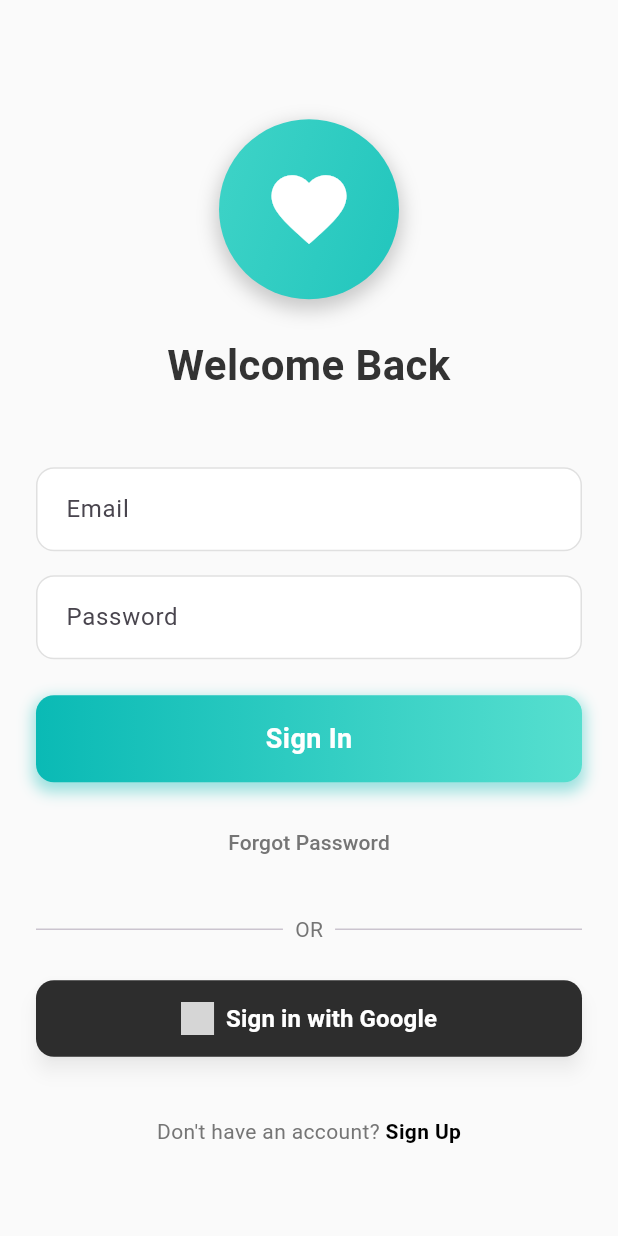
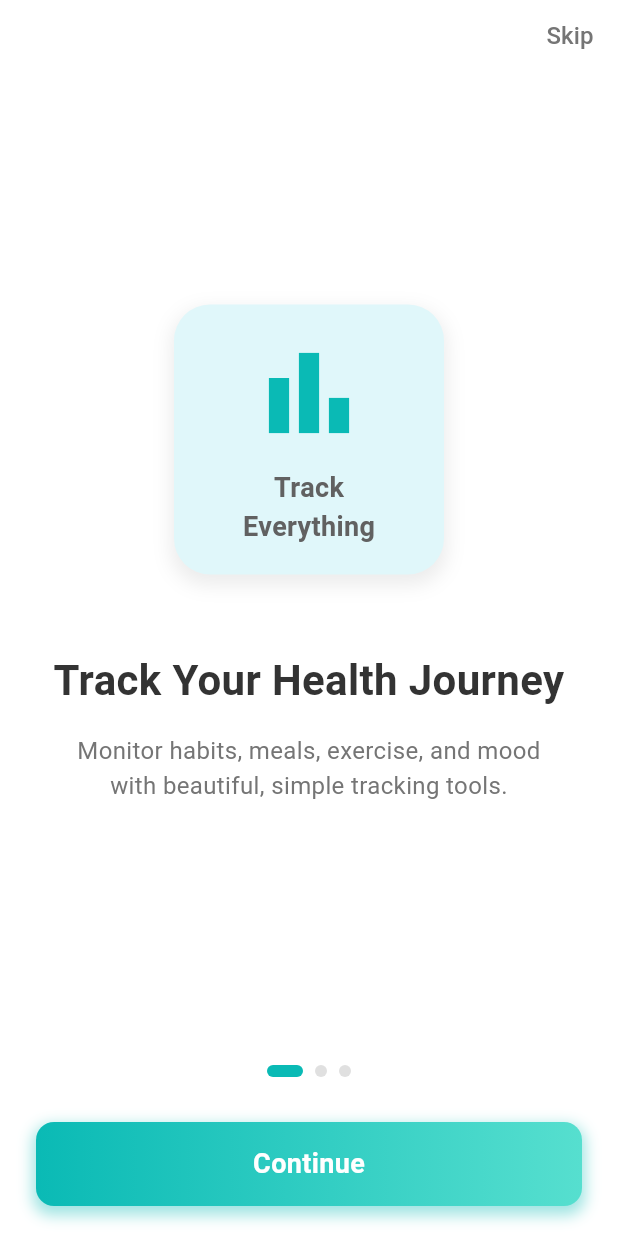
Before and after one commit to Thanaphum-6510110194/G6-Health-Tracking, a Flutter app: the screen it shows after launch, after a tap on "Get Started", on a phone screen of 412 x 824 dp. Run offline on Flutter 3.47's test engine with Material 3 defaults, Android fonts, the phone set to English and light mode, and no system bars; our stand-ins replace cloud_firestore, firebase_auth, firebase_core, flutter_svg, image_picker; accounts and stored records are empty; network calls fail; grey boxes are pictures that could not be loaded.

Commit message:
Add onboarding screen

```diff
--- /dev/null
+++ b/lib/screens/onboarding_screen.dart
@@ -0,0 +1,262 @@
+import 'package:flutter/material.dart';
+import 'login_screen.dart'; // Import หน้า Login ที่มีอยู่แล้ว
+import 'splash_screen.dart'; // เพิ่ม import สำหรับ SplashScreen
+
+class OnboardingScreen extends StatefulWidget {
+  const OnboardingScreen({super.key});
+
+  @override
+  State<OnboardingScreen> createState() => _OnboardingScreenState();
+}
+
+class _OnboardingScreenState extends State<OnboardingScreen> {
+  final PageController _pageController = PageController(initialPage: 0);
+  int _currentPage = 0;
+
+  // ข้อมูลสำหรับแต่ละหน้า Onboarding
+  final List<Map<String, dynamic>> _onboardingPages = [
+    {
+      'image_icon': Icons.bar_chart,
+      'icon_color': const Color(0xFF0ABAB5),
+      'title_top': 'Track',
+      'title_bottom': 'Everything',
+      'main_title': 'Track Your Health Journey',
+      'description': 'Monitor habits, meals, exercise, and mood with beautiful, simple tracking tools.',
+    },
+    {
+      'image_icon': Icons.show_chart,
+      'icon_color': const Color(0xFF0ABAB5),
+      'title_top': 'Visualize',
+      'title_bottom': 'Progress',
+      'main_title': 'See Your Progress',
+      'description': 'Beautiful charts and insights help you understand your health patterns and celebrate achievements',
+    },
+    {
+      'image_icon': Icons.adjust,
+      'icon_color': const Color(0xFF0ABAB5),
+      'title_top': 'Achieve',
+      'title_bottom': 'Goals',
+      'main_title': 'Reach Your Goals',
+      'description': 'Set meaningful goals, build healthy streaks, and get gentle reminders to stay on track',
+    },
+  ];
+
+  @override
+  void dispose() {
+    _pageController.dispose();
+    super.dispose();
+  }
+
+  @override
+  Widget build(BuildContext context) {
+    return Scaffold(
+      backgroundColor: Colors.white,
+      body: SafeArea(
+        child: Column(
+          children: [
+            Align(
+              alignment: Alignment.topRight,
+              child: TextButton(
+                onPressed: () {
+                  // ข้ามไปยังหน้า Login
+                  Navigator.pushReplacement(
+                    context,
+                    MaterialPageRoute(builder: (context) => const LoginScreen()),
+                  );
+                },
+                child: Text(
+                  'Skip',
+                  style: TextStyle(
+                    color: Colors.grey[600],
+                    fontSize: 16,
+                    fontWeight: FontWeight.w500,
+                  ),
+                ),
+              ),
+            ),
+            Expanded(
+              child: PageView.builder(
+                controller: _pageController,
+                itemCount: _onboardingPages.length,
+                onPageChanged: (int page) {
+                  setState(() {
+                    _currentPage = page;
+                  });
+                },
+                itemBuilder: (context, index) {
+                  final pageData = _onboardingPages[index];
+                  return _buildOnboardingPage(
+                    pageData['image_icon'],
+                    pageData['icon_color'],
+                    pageData['title_top'],
+                    pageData['title_bottom'],
+                    pageData['main_title'],
+                    pageData['description'],
+                  );
+                },
+              ),
+            ),
+            Padding(
+              padding: const EdgeInsets.symmetric(horizontal: 24.0, vertical: 20.0),
+              child: Column(
+                children: [
+                  Row(
+                    mainAxisAlignment: MainAxisAlignment.center,
+                    children: List.generate(
+                      _onboardingPages.length,
+                      (index) => _buildDotIndicator(index == _currentPage),
+                    ),
+                  ),
+                  const SizedBox(height: 30),
+                  _buildContinueButton(),
+                ],
+              ),
+            ),
+          ],
+        ),
+      ),
+    );
+  }
+
+  // Widget สำหรับสร้างแต่ละหน้า Onboarding
+  Widget _buildOnboardingPage(IconData iconData, Color iconColor, String titleTop, String titleBottom, String mainTitle, String description) {
+    return Column(
+      mainAxisAlignment: MainAxisAlignment.center,
+      children: [
+        Container(
+          width: 180,
+          height: 180,
+          decoration: BoxDecoration(
+            color: const Color(0xFFE0F7FA),
+            borderRadius: BorderRadius.circular(24),
+            boxShadow: [
+              BoxShadow(
+                color: Colors.grey.withAlpha((255 * 0.2).round()),
+                spreadRadius: 2,
+                blurRadius: 10,
+                offset: const Offset(0, 5),
+              ),
+            ],
+          ),
+          child: Column(
+            mainAxisAlignment: MainAxisAlignment.center,
+            children: [
+              Icon(
+                iconData,
+                size: 80,
+                color: iconColor,
+              ),
+              const SizedBox(height: 10),
+              Text(
+                titleTop,
+                style: TextStyle(
+                  fontSize: 18,
+                  fontWeight: FontWeight.bold,
+                  color: Colors.grey[700],
+                ),
+              ),
+              Text(
+                titleBottom,
+                style: TextStyle(
+                  fontSize: 18,
+                  fontWeight: FontWeight.bold,
+                  color: Colors.grey[700],
+                ),
+              ),
+            ],
+          ),
+        ),
+        const SizedBox(height: 50),
+        Text(
+          mainTitle,
+          textAlign: TextAlign.center,
+          style: TextStyle(
+            fontSize: 28,
+            fontWeight: FontWeight.bold,
+            color: const Color(0xFF333333),
+          ),
+        ),
+        const SizedBox(height: 16),
+        Padding(
+          padding: const EdgeInsets.symmetric(horizontal: 40.0),
+          child: Text(
+            description,
+            textAlign: TextAlign.center,
+            style: TextStyle(
+              fontSize: 16,
+              color: Colors.grey[600],
+            ),
+          ),
+        ),
+      ],
+    );
+  }
+
+  Widget _buildDotIndicator(bool isActive) {
+    return AnimatedContainer(
+      duration: const Duration(milliseconds: 150),
+      margin: const EdgeInsets.symmetric(horizontal: 4.0),
+      height: 8.0,
+      width: isActive ? 24.0 : 8.0,
+      decoration: BoxDecoration(
+        color: isActive ? const Color(0xFF0ABAB5) : Colors.grey[300],
+        borderRadius: BorderRadius.circular(4),
+      ),
+    );
+  }
+
+  // Widget สำหรับสร้างปุ่ม Continue
+  Widget _buildContinueButton() {
+    return SizedBox(
+      width: double.infinity,
+      height: 56,
+      child: InkWell(
+        onTap: () {
+          if (_currentPage < _onboardingPages.length - 1) {
+            // ไปยังหน้าถัดไป
+            _pageController.nextPage(
+              duration: const Duration(milliseconds: 400),
+              curve: Curves.easeIn,
+            );
+          } else {
+            Navigator.pushReplacement(
+              context,
+              MaterialPageRoute(builder: (context) => const LoginScreen()),
+            );
+          }
+        },
+        borderRadius: BorderRadius.circular(12),
+        child: Container(
+          alignment: Alignment.center,
+          decoration: BoxDecoration(
+            borderRadius: BorderRadius.circular(12),
+            gradient: const LinearGradient(
+              colors: [
+                Color(0xFF0ABAB5),
+                Color(0xFF56DFCF),
+              ],
+              begin: Alignment.centerLeft,
+              end: Alignment.centerRight,
+            ),
+            boxShadow: [
+              BoxShadow(
+                color: const Color(0xFF0ABAB5).withAlpha((255 * 0.4).round()),
+                spreadRadius: 2,
+                blurRadius: 8,
+                offset: const Offset(0, 4),
+              ),
+            ],
+          ),
+          child: Text(
+            _currentPage < _onboardingPages.length - 1 ? 'Continue' : 'Get Started',
+            style: const TextStyle(
+              color: Colors.white,
+              fontSize: 18,
+              fontWeight: FontWeight.bold,
+            ),
+          ),
+        ),
+      ),
+    );
+  }
+}
--- a/lib/screens/splash_screen.dart
+++ b/lib/screens/splash_screen.dart
@@ -1,5 +1,6 @@
 import 'package:flutter/material.dart';
-import 'package:health_tracking/screens/login_screen.dart';
+import 'login_screen.dart';
+import 'onboarding_screen.dart';
 
 class SplashScreen extends StatefulWidget {
   const SplashScreen({super.key});
@@ -76,7 +77,7 @@ class _SplashScreenState extends State<SplashScreen> {
                   // เมื่อกด "Get Started" จะไปหน้า Login (แทน Onboarding ที่ยังไม่มี)
                   Navigator.pushReplacement(
                     context,
-                    MaterialPageRoute(builder: (context) => const LoginScreen()),
+                    MaterialPageRoute(builder: (context) => const OnboardingScreen()),
                   );
                 },
                 style: ElevatedButton.styleFrom(
@@ -108,7 +109,7 @@ class _SplashScreenState extends State<SplashScreen> {
                 );
               },
               style: TextButton.styleFrom(
-                foregroundColor: const Color(0xFF3B5998),
+                foregroundColor: const Color(0xFF000000),
               ),
               child: const Text(
                 'Already have an account?',
```
Also changed, not shown: lib/screens/register_screen.dart (+29 -70 lines).
